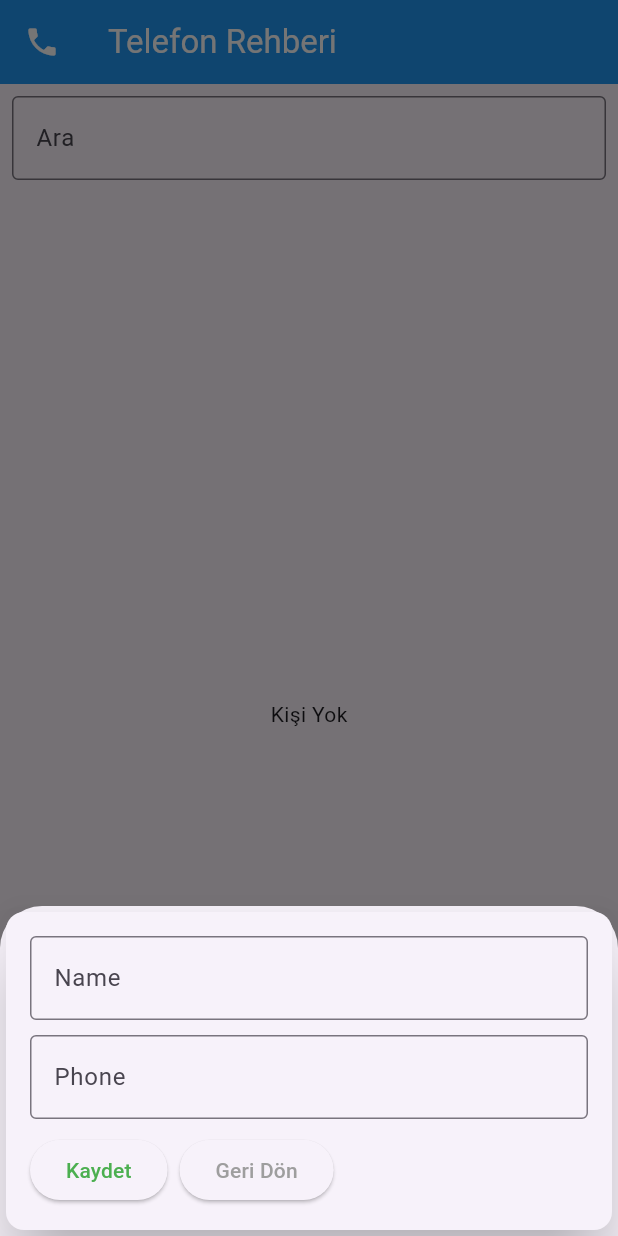
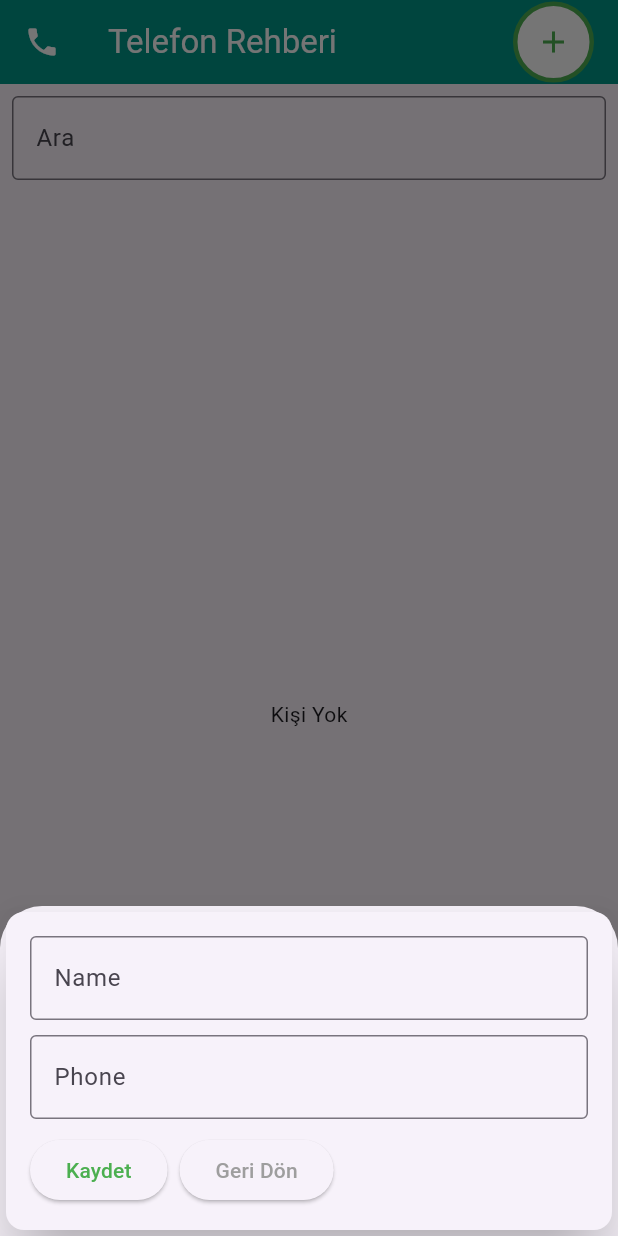
Before and after one commit to AbdurrahmanToprak/flutter_sqlite_phone_guide, a Flutter app: the screen it shows after launch, after a tap on the "add" icon, on a phone screen of 412 x 824 dp. Run offline on Flutter 3.47's test engine with Material 3 defaults, Android fonts, the phone set to English and light mode, and no system bars; our stand-ins replace sqflite, sqflite_common_ffi; accounts and stored records are empty.

Commit message:
kişi ekleme butonu appBar a koyuldu ve appBar renk düzenlemesi yapıldı.

```diff
--- a/lib/view/person_list/person_list_view.dart
+++ b/lib/view/person_list/person_list_view.dart
@@ -43,17 +43,23 @@ class PersonListView extends PersonListViewModel {
           Icons.phone,
           color: Colors.white,
         ),
-        backgroundColor: Colors.blue,
-      ),
-      floatingActionButton: FloatingActionButton(
-        onPressed: () {
-          showAddPersonBottomSheet(context);
-        },
-        backgroundColor: Colors.green,
-        child: const Icon(
-          Icons.add,
-          color: Colors.white,
-        ),
+        backgroundColor: Colors.teal,
+        actions: [
+          Container(
+            margin: const EdgeInsets.symmetric(horizontal: 16.0),
+            decoration: BoxDecoration(
+              color: Colors.white,
+              shape: BoxShape.circle,
+              border: Border.all(color: Colors.green, width: 3),
+            ),
+            child: IconButton(
+              icon: const Icon(Icons.add, color: Colors.green),
+              onPressed: () {
+                showAddPersonBottomSheet(context);
+              },
+            ),
+          ),
+        ],
       ),
       body: Column(
         children: [
```
